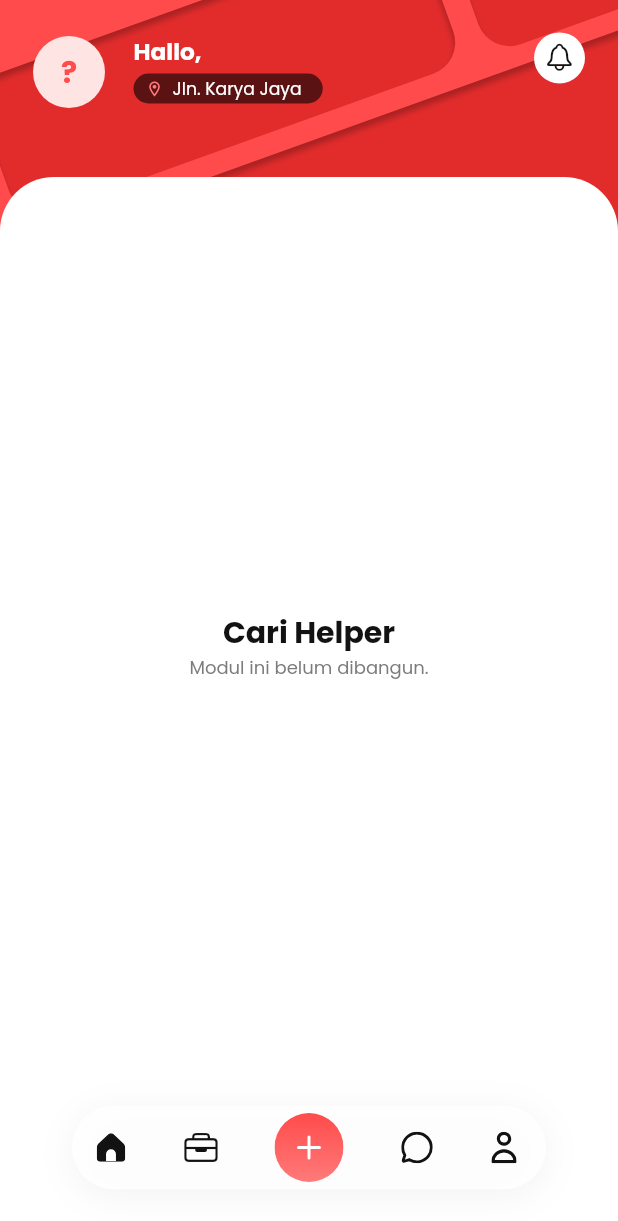
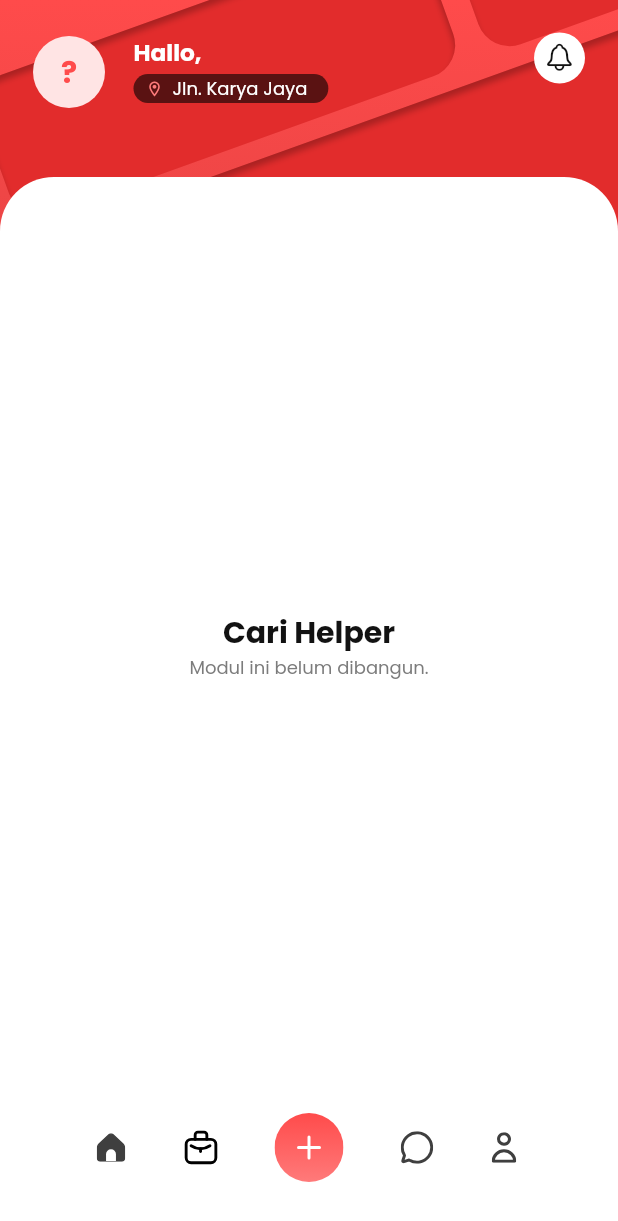
Before and after one commit to kaisaaru/tolongindong, a Flutter app: the HomePage screen opened directly with empty values, item 2 of the bottom bar chosen, on a phone screen of 412 x 824 dp. Shown: the top 1221 px of the screen. Run offline on Flutter 3.47's test engine with Material 3 defaults, Android fonts, the light colour scheme and no system bars; our stand-ins replace dio, flutter_secure_storage, flutter_svg, google_fonts, shared_preferences; accounts and stored records are empty; network calls fail.

Commit message:
feat: update home assets, improve navigation, and enhance UI components

```diff
--- a/apps/mobile/lib/features/home/home_assets.dart
+++ b/apps/mobile/lib/features/home/home_assets.dart
@@ -12,31 +12,37 @@ class HomeAssets {
   /// Ilustrasi kategori, dikunci ke `code` dari backend — bukan ke nama
   /// tampilan, supaya tidak rusak kalau admin mengubah nama kategori.
   ///
-  /// Laundry = mesin cuci, Household = keranjang berisi deterjen dan tisu.
-  /// Label di Figma untuk dua ubin ini tertukar, jadi jangan dicocokkan ke
-  /// label di desain.
+  /// Mengikuti Figma: Laundry = keranjang berisi deterjen dan tisu,
+  /// Household = mesin cuci.
   static const _categoryIcons = <String, String>{
     'food_run': 'assets/icons/categories/ic_food_run.png',
     'delivery': 'assets/icons/categories/ic_delivery.png',
     'moving': 'assets/icons/categories/ic_moving.png',
     'personal': 'assets/icons/categories/ic_personal.png',
+    'laundry': 'assets/icons/categories/ic_laundry.png',
     'household': 'assets/icons/categories/ic_household.png',
-    'laundry': 'assets/icons/categories/ic_laundry.png',
   };
 
   /// Null berarti belum ada ilustrasinya — ubin menggambar penanda.
   static String? categoryIcon(String code) => _categoryIcons[code];
 
-  /// Urutan tampil sesuai FR-HLP-001 (Household sebelum Laundry). Ditulis
-  /// eksplisit supaya tidak bergantung pada urutan balasan server. Kode yang
-  /// tidak dikenal ditaruh paling akhir.
+  /// Nama tampilan yang berbeda dari data server. Seeder backend menulis
+  /// "Food Run", sedangkan FR-HLP-001 dan desain menulis "Food run".
+  /// Idealnya diperbaiki di seeder; sampai itu terjadi, diluruskan di sini.
+  static const _displayNames = <String, String>{'food_run': 'Food run'};
+
+  static String displayName(String code, String serverName) =>
+      _displayNames[code] ?? serverName;
+
+  /// Urutan tampil mengikuti Figma (Laundry sebelum Household), yang berbeda
+  /// dari urutan id di backend. Kode yang tidak dikenal ditaruh paling akhir.
   static const displayOrder = [
     'food_run',
     'delivery',
     'moving',
     'personal',
+    'laundry',
     'household',
-    'laundry',
   ];
 
   static int orderOf(String code) {
--- a/apps/mobile/lib/features/home/home_metrics.dart
+++ b/apps/mobile/lib/features/home/home_metrics.dart
@@ -1,3 +1,5 @@
+import 'dart:ui' show Color;
+
 /// Ukuran beranda, diukur per piksel dari desain Figma (frame Android
 /// Compact, lebar 412 dp) lalu dikonversi ke dp. Semua angka di satu tempat
 /// supaya penyetelan tidak perlu menyisir widget satu per satu.
@@ -15,7 +17,7 @@ class HomeMetrics {
   static const avatarTextGap = 19.0;
   static const greetingSize = 15.5;
   static const greetingPillGap = 7.0;
-  static const locationSize = 11.5;
+  static const locationSize = 12.0; // Regular
   static const bellSize = 34.0;
 
   /// Lonceng di desain 9 dp lebih tinggi dari garis tengah avatar.
@@ -44,7 +46,7 @@ class HomeMetrics {
   static const tileSize = 69.0;
   static const tileGap = 20.5;
   static const tileRadius = 14.0;
-  static const tileLabelGap = 13.0;
+  static const tileLabelGap = 12.4;
   static const tileLabelSize = 12.0;
   static const tileRowGap = 21.2;
 
@@ -67,6 +69,10 @@ class HomeMetrics {
   static const foodCardGap = 13.3;
   static const foodCardPadding = 5.5;
   static const foodImageHeight = 93.6;
+  static const foodTitleSize = 13.5; // Regular
+  static const foodRatingSize = 9.0; // Medium
+  static const foodRatingColor = Color(0xFF8A8A8A);
+  static const foodStarSize = 11.0;
 
   // ── Navigasi bawah ────────────────────────────────────────────────────
   static const navWidth = 316.0;
--- a/apps/mobile/lib/features/home/widgets/home_bottom_nav.dart
+++ b/apps/mobile/lib/features/home/widgets/home_bottom_nav.dart
@@ -1,7 +1,6 @@
 import 'dart:math' as math;
 import 'dart:ui' show ImageFilter;
 
-import 'package:flutter/cupertino.dart' show CupertinoIcons;
 import 'package:flutter/material.dart';
 import 'package:flutter_svg/flutter_svg.dart';
 
@@ -13,8 +12,9 @@ import '../home_metrics.dart';
 /// dengan tombol buat pesanan di tengah.
 enum HomeTab { beranda, cariHelper, percakapan, profil }
 
-/// Bilah navigasi mengambang berbentuk pil kaca: konten di belakangnya
-/// tetap terlihat samar, seperti desain.
+/// Bilah navigasi mengambang berbentuk kaca buram: konten di belakangnya
+/// tetap terlihat samar, persis seperti desain. Tab aktif ditandai lingkaran
+/// putih pekat di belakang ikonnya.
 ///
 /// Dipasang lewat `Scaffold.bottomNavigationBar` dengan `extendBody: true`,
 /// jadi latarnya sendiri harus transparan.
@@ -37,62 +37,69 @@ class HomeBottomNav extends StatelessWidget {
       HomeMetrics.navHeight +
       16;
 
-  static const _radius = HomeMetrics.navHeight / 2;
+  static const _height = HomeMetrics.navHeight;
+  static const _radius = _height / 2;
 
-  // Di desain semua ikon berwarna gelap; tab aktif (Beranda) dibedakan oleh
-  // ikonnya yang terisi, bukan oleh warna.
-  static const _iconColor = AppColors.textPrimary;
+  // Warna diambil dari SVG ekspor Figma: ikon aktif hitam, sisanya #3F3F3F.
+  static const _activeColor = Color(0xFF000000);
+  static const _inactiveColor = Color(0xFF3F3F3F);
 
   @override
   Widget build(BuildContext context) {
     const center = HomeMetrics.navWidth / 2;
     final offsets = HomeMetrics.navIconOffsets;
-
-    final items = <(HomeTab, Widget, String)>[
-      (HomeTab.beranda, const _HomeIcon(), 'Beranda'),
-      (
-        HomeTab.cariHelper,
-        const Icon(CupertinoIcons.briefcase, size: 24, color: _iconColor),
-        'Cari Helper',
-      ),
-      (HomeTab.percakapan, const _SvgIcon(HomeAssets.navChat), 'Percakapan'),
-      (HomeTab.profil, const _SvgIcon(HomeAssets.navProfile), 'Profil'),
+    const tabs = [
+      (HomeTab.beranda, 'Beranda'),
+      (HomeTab.cariHelper, 'Cari Helper'),
+      (HomeTab.percakapan, 'Percakapan'),
+      (HomeTab.profil, 'Profil'),
     ];
+    final activeIndex = tabs.indexWhere((t) => t.$1 == current);
 
     return SafeArea(
       top: false,
       minimum: const EdgeInsets.only(bottom: HomeMetrics.navBottomGap),
       child: Center(
         heightFactor: 1,
-        child: DecoratedBox(
-          decoration: BoxDecoration(
-            borderRadius: BorderRadius.circular(_radius),
-            boxShadow: [
-              BoxShadow(
-                color: Colors.black.withValues(alpha: 0.05),
-                blurRadius: 20,
-                offset: const Offset(0, 4),
-              ),
-            ],
-          ),
+        // Tanpa bayangan: di balik kaca yang transparan, bayangan ikut tembus
+        // dan membuat bilah tampak abu-abu. Desain juga tidak memakainya.
         child: ClipRRect(
           borderRadius: BorderRadius.circular(_radius),
           child: BackdropFilter(
-              filter: ImageFilter.blur(sigmaX: 12, sigmaY: 12),
+            filter: ImageFilter.blur(sigmaX: 6, sigmaY: 6),
             child: Container(
               width: HomeMetrics.navWidth,
-                height: HomeMetrics.navHeight,
-                color: AppColors.light.withValues(alpha: 0.8),
+              height: _height,
+              color: AppColors.light.withValues(alpha: 0.7),
               child: Stack(
                 children: [
-                    for (var i = 0; i < items.length; i++)
+                  // Lingkaran putih pekat di belakang tab aktif, setinggi bilah.
+                  if (activeIndex >= 0)
+                    AnimatedPositioned(
+                      duration: const Duration(milliseconds: 200),
+                      curve: Curves.easeOut,
+                      left: center + offsets[activeIndex] - _radius,
+                      top: 0,
+                      width: _height,
+                      height: _height,
+                      child: const DecoratedBox(
+                        decoration: BoxDecoration(
+                          color: AppColors.light,
+                          shape: BoxShape.circle,
+                        ),
+                      ),
+                    ),
+                  for (var i = 0; i < tabs.length; i++)
                     _positioned(
                       centerX: center + offsets[i],
                       size: 44,
                       child: _NavItem(
-                          icon: items[i].$2,
-                          label: items[i].$3,
-                          onTap: () => onSelected(items[i].$1),
+                        label: tabs[i].$2,
+                        onTap: () => onSelected(tabs[i].$1),
+                        icon: _iconFor(
+                          tabs[i].$1,
+                          i == activeIndex ? _activeColor : _inactiveColor,
+                        ),
                       ),
                     ),
                   _positioned(
@@ -106,17 +113,29 @@ class HomeBottomNav extends StatelessWidget {
           ),
         ),
       ),
-      ),
     );
   }
+
+  /// Ukuran ikon disesuaikan dengan ukuran tintanya di desain:
+  /// rumah 18,6 x 18, tas 21 x 21, chat 21 x 21, profil 15 x 19,2 (dp).
+  static Widget _iconFor(HomeTab tab, Color color) => switch (tab) {
+        HomeTab.beranda => _HomeIcon(color: color),
+        HomeTab.cariHelper => CustomPaint(
+            size: const Size.square(24),
+            painter: _BagIconPainter(color),
+          ),
+        HomeTab.percakapan => _SvgIcon(HomeAssets.navChat, 21.6, color),
+        HomeTab.profil => _SvgIcon(HomeAssets.navProfile, 20.4, color),
+      };
 
   static Widget _positioned({
     required double centerX,
     required double size,
     required Widget child,
-  }) => Positioned(
+  }) =>
+      Positioned(
         left: centerX - size / 2,
-    top: (HomeMetrics.navHeight - size) / 2,
+        top: (_height - size) / 2,
         width: size,
         height: size,
         child: child,
@@ -124,11 +143,7 @@ class HomeBottomNav extends StatelessWidget {
 }
 
 class _NavItem extends StatelessWidget {
-  const _NavItem({
-    required this.icon,
-    required this.label,
-    required this.onTap,
-  });
+  const _NavItem({required this.icon, required this.label, required this.onTap});
 
   final Widget icon;
   final String label;
@@ -149,19 +164,18 @@ class _NavItem extends StatelessWidget {
 }
 
 class _SvgIcon extends StatelessWidget {
-  const _SvgIcon(this.asset);
+  const _SvgIcon(this.asset, this.height, this.color);
 
   final String asset;
+  final double height;
+  final Color color;
 
   @override
   Widget build(BuildContext context) {
     return SvgPicture.asset(
       asset,
-      height: 21,
-      colorFilter: const ColorFilter.mode(
-        HomeBottomNav._iconColor,
-        BlendMode.srcIn,
-      ),
+      height: height,
+      colorFilter: ColorFilter.mode(color, BlendMode.srcIn),
     );
   }
 }
@@ -172,7 +186,9 @@ class _SvgIcon extends StatelessWidget {
 /// terpisah yang tidak ikut terekspor, jadi digambar di sini dengan ukuran
 /// hasil pengukuran (rumah 18,6 x 18 dp, pintu 6,6 x 7,8 dp).
 class _HomeIcon extends StatelessWidget {
-  const _HomeIcon();
+  const _HomeIcon({required this.color});
+
+  final Color color;
 
   static const _size = 19.0;
 
@@ -182,7 +198,12 @@ class _HomeIcon extends StatelessWidget {
       dimension: _size,
       child: Stack(
         children: [
-          const _SvgIconSized(HomeAssets.navHome, _size),
+          SvgPicture.asset(
+            HomeAssets.navHome,
+            width: _size,
+            height: _size,
+            colorFilter: ColorFilter.mode(color, BlendMode.srcIn),
+          ),
           Positioned(
             // Viewbox 21 menyisakan 0,5 di tepi; alas rumah di 20,5/21.
             bottom: _size * 0.5 / 21,
@@ -202,24 +223,53 @@ class _HomeIcon extends StatelessWidget {
   }
 }
 
-class _SvgIconSized extends StatelessWidget {
-  const _SvgIconSized(this.asset, this.size);
+/// Ikon tas "Cari Helper", digambar mengikuti peta piksel ikon di desain:
+/// badan membulat, gagang di atas, garis tutup melengkung, dan kancing kecil
+/// di tengahnya. Belum ada ekspor SVG-nya; kalau nanti tersedia, ganti saja.
+class _BagIconPainter extends CustomPainter {
+  const _BagIconPainter(this.color);
 
-  final String asset;
-  final double size;
+  final Color color;
 
   @override
-  Widget build(BuildContext context) {
-    return SvgPicture.asset(
-      asset,
-      width: size,
-      height: size,
-      colorFilter: const ColorFilter.mode(
-        HomeBottomNav._iconColor,
-        BlendMode.srcIn,
-      ),
+  void paint(Canvas canvas, Size size) {
+    // Koordinat dalam dp pada kotak tinta 21,6 x 22,2, dipusatkan di 24 x 24.
+    canvas.translate((size.width - 21.6) / 2, (size.height - 22.2) / 2);
+    final stroke = Paint()
+      ..color = color
+      ..style = PaintingStyle.stroke
+      ..strokeWidth = 1.9
+      ..strokeCap = StrokeCap.round
+      ..strokeJoin = StrokeJoin.round;
+
+    // Badan tas.
+    canvas.drawRRect(
+      RRect.fromLTRBR(0.9, 5.7, 20.7, 21.3, const Radius.circular(3.3)),
+      stroke,
     );
+    // Gagang: kaki lurus turun ke badan, sudut atas membulat.
+    canvas.drawPath(
+      Path()
+        ..moveTo(6.9, 5.7)
+        ..lineTo(6.9, 2.7)
+        ..arcToPoint(const Offset(8.7, 0.9), radius: const Radius.circular(1.8))
+        ..lineTo(12.9, 0.9)
+        ..arcToPoint(const Offset(14.7, 2.7), radius: const Radius.circular(1.8))
+        ..lineTo(14.7, 5.7),
+      stroke,
+    );
+    // Garis tutup melengkung dan kancingnya.
+    canvas.drawPath(
+      Path()
+        ..moveTo(4.2, 9.9)
+        ..quadraticBezierTo(10.5, 14.0, 16.8, 9.9),
+      stroke,
+    );
+    canvas.drawLine(const Offset(10.5, 11.9), const Offset(10.5, 13.8), stroke);
   }
+
+  @override
+  bool shouldRepaint(_BagIconPainter old) => old.color != color;
 }
 
 class _CreateOrderButton extends StatelessWidget {
@@ -234,8 +284,8 @@ class _CreateOrderButton extends StatelessWidget {
       label: 'Buat pesanan',
       child: GestureDetector(
         onTap: onTap,
-        // Asetnya sudah berupa lingkaran bergradasi merah dengan tanda
-        // tambah, jadi tidak diberi warna ulang.
+        // Asetnya sudah berupa lingkaran bergradasi merah (#FF4B4B ke
+        // #FF7A7A) dengan tanda tambah, jadi tidak diberi warna ulang.
         child: SvgPicture.asset(
           HomeAssets.navCreateOrder,
           width: HomeMetrics.navFabSize,
--- a/apps/mobile/lib/features/home/widgets/home_header.dart
+++ b/apps/mobile/lib/features/home/widgets/home_header.dart
@@ -42,12 +42,18 @@ class HomeHeader extends StatelessWidget {
   Widget build(BuildContext context) {
     final safeTop = MediaQuery.paddingOf(context).top;
     final sheetTop = sheetTopOf(context);
+    final height = sheetTop + HomeMetrics.sheetRadius;
 
     return SizedBox(
-      height: sheetTop + HomeMetrics.sheetRadius,
+      height: height,
       child: ClipRect(
-        child: ColoredBox(
-          color: AppColors.primary,
+        child: DecoratedBox(
+          decoration: BoxDecoration(
+            gradient: _backgroundGradient(
+              height,
+              MediaQuery.sizeOf(context).height,
+            ),
+          ),
           child: CustomPaint(
             painter: _HeaderBandsPainter(
               shift: sheetTop - HomeMetrics.designSheetTop,
@@ -105,6 +111,25 @@ class HomeHeader extends StatelessWidget {
     );
   }
 
+  /// Latar frame beranda di Figma adalah gradien vertikal `#FF4B4B` ->
+  /// `#992D2D` sepanjang tinggi layar penuh (dicek terhadap 12 titik di
+  /// desain, galat maksimal 1/255). Header hanya menempati bagian atasnya,
+  /// jadi warna di tepi bawah header dihitung dari posisinya di layar.
+  static const _gradientTop = AppColors.primary;
+  static const _gradientBottom = Color(0xFF992D2D);
+
+  static LinearGradient _backgroundGradient(
+    double boxHeight,
+    double screenHeight,
+  ) {
+    final t = screenHeight <= 0 ? 0.0 : (boxHeight / screenHeight).clamp(0.0, 1.0);
+    return LinearGradient(
+      begin: Alignment.topCenter,
+      end: Alignment.bottomCenter,
+      colors: [_gradientTop, Color.lerp(_gradientTop, _gradientBottom, t)!],
+    );
+  }
+
   static String _firstName(String fullName) {
     final trimmed = fullName.trim();
     if (trimmed.isEmpty) return '';
@@ -131,8 +156,12 @@ class _HeaderBandsPainter extends CustomPainter {
   static const _innerShadow = Color(0x40000000); // hitam 25%
 
   // Koordinat frame desain (dp), titik asal = sudut kiri-atas sebelum diputar.
+  //
+  // 22525 diambil dari Dev Mode Figma (Left -19.77, Top 2.55). Top di sana
+  // adalah tepi atas kotak pembatas, jadi y asal = 2,55 + 314,64 x sin(19,78°).
+  // Dua pita lainnya masih hasil pengukuran piksel dari screenshot desain.
   static const _bands = [
-    _Band(-19.7676, 107.346, 314.642, 98.3669, 22), // Rectangle 22525
+    _Band(-19.77, 109.04, 314.64, 98.37, 22), // Rectangle 22525 (Dev Mode)
     _Band(66.4629, 196.391, 480.232, 143, 27), // Rectangle 22524
     _Band(287.859, -18.5127, 314.642, 113.828, 22), // Rectangle 22526
   ];
@@ -249,7 +278,7 @@ class _LocationPill extends StatelessWidget {
   @override
   Widget build(BuildContext context) {
     return Container(
-      padding: const EdgeInsets.fromLTRB(8, 4, 14, 4),
+      padding: const EdgeInsets.fromLTRB(8, 3.6, 14, 3.6),
       decoration: BoxDecoration(
         // Hitam transparan, jadi warnanya ikut gelap-terang pita di belakangnya.
         color: Colors.black.withValues(alpha: 0.6),
```
Also changed, not shown: apps/mobile/lib/features/home/widgets/category_grid.dart (+6 -6 lines), apps/mobile/lib/features/home/widgets/favorite_food_section.dart (+80 -33 lines), apps/mobile/assets/icons/categories/ic_household.png, apps/mobile/assets/icons/categories/ic_laundry.png. Lines whose indentation alone changed are shown as unchanged.
